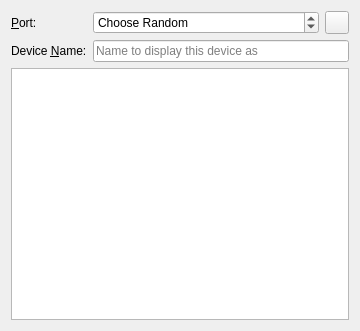
Before: the Qt Designer form userdataexchangedialog.ui in Skycoder42/QtMvvmDatasyncWidgets, drawn with Qt 5.
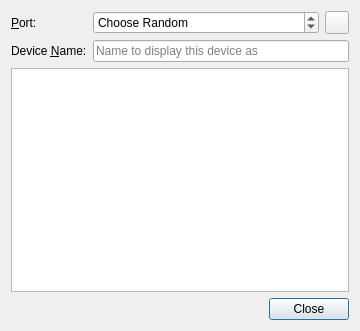
After: the same form once the commit is applied. Icons and pictures are not drawn.

Commit message: added close buttons

```diff
--- a/userdataexchangedialog.ui
+++ b/userdataexchangedialog.ui
@@ -95,6 +95,13 @@
      </property>
     </widget>
    </item>
+   <item>
+    <widget class="QDialogButtonBox" name="buttonBox">
+     <property name="standardButtons">
+      <set>QDialogButtonBox::Close</set>
+     </property>
+    </widget>
+   </item>
   </layout>
  </widget>
  <tabstops>
```
Left out of the diff: 19 changed lines with no effect on the pictures. The commit also changes 2 other files.
